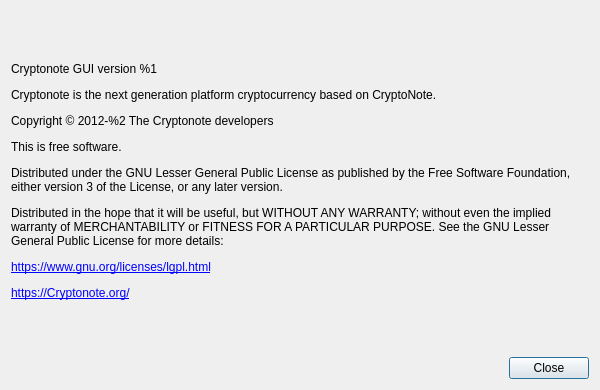
The window that src/base/aboutdialog.ui (nur1labs/CryptonoteEvo-GUI) describes before a commit, drawn with Qt 5.
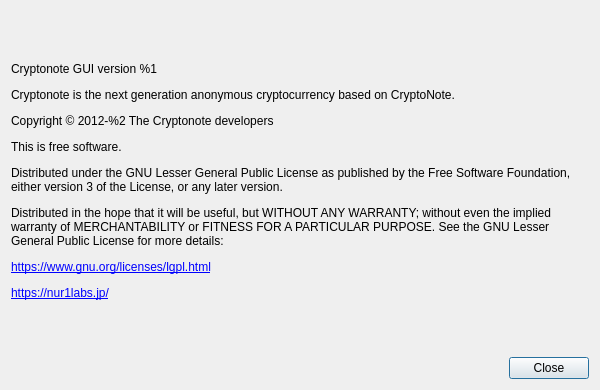
The same window after the commit. Custom widgets are drawn as their Qt base class.

The edit to the form file:
```diff
--- a/src/base/aboutdialog.ui
+++ b/src/base/aboutdialog.ui
@@ -41,7 +41,7 @@
       </sizepolicy>
      </property>
      <property name="text">
-      <string>&lt;html&gt;&lt;head/&gt;&lt;body&gt;&lt;p&gt;Cryptonote GUI version %1&lt;/p&gt;&lt;p&gt;Cryptonote is the next generation platform cryptocurrency based on CryptoNote.&lt;/p&gt;&lt;p&gt;Copyright © 2012-%2 The Cryptonote developers&lt;/p&gt;&lt;p&gt;This is free software.&lt;/p&gt;&lt;p&gt;Distributed under the GNU Lesser General Public License as published by the Free Software Foundation, either version 3 of the License, or any later version.&lt;/p&gt;&lt;p&gt;Distributed in the hope that it will be useful, but WITHOUT ANY WARRANTY; without even the implied warranty of MERCHANTABILITY or FITNESS FOR A PARTICULAR PURPOSE. See the GNU Lesser General Public License for more details:&lt;/p&gt;&lt;p&gt;&lt;a href=&quot;https://www.gnu.org/licenses/lgpl.html&quot;&gt;&lt;span style=&quot; text-decoration: underline; color:#0000ff;&quot;&gt;https://www.gnu.org/licenses/lgpl.html&lt;/span&gt;&lt;/a&gt;&lt;/p&gt;&lt;p&gt;&lt;a href=&quot;http://Cryptonote.org/&quot;&gt;&lt;span style=&quot; text-decoration: underline; color:#0000ff;&quot;&gt;https://Cryptonote.org/&lt;/span&gt;&lt;/a&gt;&lt;/p&gt;&lt;/body&gt;&lt;/html&gt;</string>
+      <string>&lt;html&gt;&lt;head/&gt;&lt;body&gt;&lt;p&gt;Cryptonote GUI version %1&lt;/p&gt;&lt;p&gt;Cryptonote is the next generation anonymous cryptocurrency based on CryptoNote.&lt;/p&gt;&lt;p&gt;Copyright © 2012-%2 The Cryptonote developers&lt;/p&gt;&lt;p&gt;This is free software.&lt;/p&gt;&lt;p&gt;Distributed under the GNU Lesser General Public License as published by the Free Software Foundation, either version 3 of the License, or any later version.&lt;/p&gt;&lt;p&gt;Distributed in the hope that it will be useful, but WITHOUT ANY WARRANTY; without even the implied warranty of MERCHANTABILITY or FITNESS FOR A PARTICULAR PURPOSE. See the GNU Lesser General Public License for more details:&lt;/p&gt;&lt;p&gt;&lt;a href=&quot;https://www.gnu.org/licenses/lgpl.html&quot;&gt;&lt;span style=&quot; text-decoration: underline; color:#0000ff;&quot;&gt;https://www.gnu.org/licenses/lgpl.html&lt;/span&gt;&lt;/a&gt;&lt;/p&gt;&lt;p&gt;&lt;a href=&quot;http://nur1labs.jp/&quot;&gt;&lt;span style=&quot; text-decoration: underline; color:#0000ff;&quot;&gt;https://nur1labs.jp/&lt;/span&gt;&lt;/a&gt;&lt;/p&gt;&lt;/body&gt;&lt;/html&gt;</string>
      </property>
      <property name="textFormat">
       <enum>Qt::RichText</enum>
```
